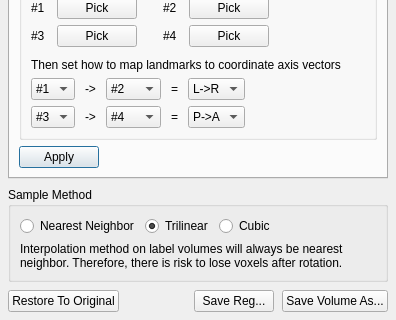
This is freeview/DialogTransformVolume.ui in freesurfer/freesurfer as Qt 5 draws it before an edit; both pictures show x 0 to 396 and y 358 to 678 of the 396 by 678 pixel window. The edited form follows.
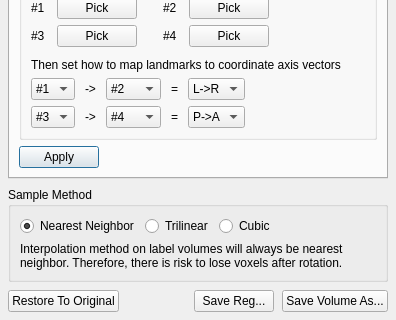
This is the edited form. Custom widgets are drawn as their Qt base class.

Commit message: fixed the bug that sample method was mistakenly set to trilinear for labels

```diff
--- a/freeview/DialogTransformVolume.ui
+++ b/freeview/DialogTransformVolume.ui
@@ -1151,6 +1151,9 @@
           <property name="text">
            <string>Nearest Neighbor</string>
           </property>
+          <property name="checked">
+           <bool>true</bool>
+          </property>
          </widget>
         </item>
         <item>
@@ -1159,7 +1162,7 @@
            <string>Trilinear</string>
           </property>
           <property name="checked">
-           <bool>true</bool>
+           <bool>false</bool>
           </property>
          </widget>
         </item>
```
The commit also changes 1 other file.
